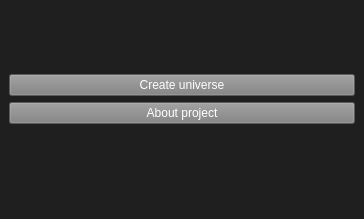
Qt form qbio/mainwindow.ui (amedari13/biosphere) before a commit.
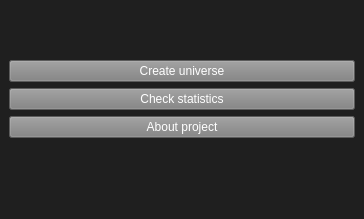
The same form after that commit.

```diff
--- a/qbio/mainwindow.ui
+++ b/qbio/mainwindow.ui
@@ -45,6 +45,16 @@
       </attribute>
      </widget>
     </item>
+    <item>
+     <widget class="QPushButton" name="create_universe_Button_2">
+      <property name="styleSheet">
+       <string notr="true">background-color: #808080;</string>
+      </property>
+      <property name="text">
+       <string>Check statistics</string>
+      </property>
+     </widget>
+    </item>
     <item>
      <widget class="QPushButton" name="about_Button">
       <property name="styleSheet">
```
Left out of the diff: 2 changed lines with no effect on the pictures.
